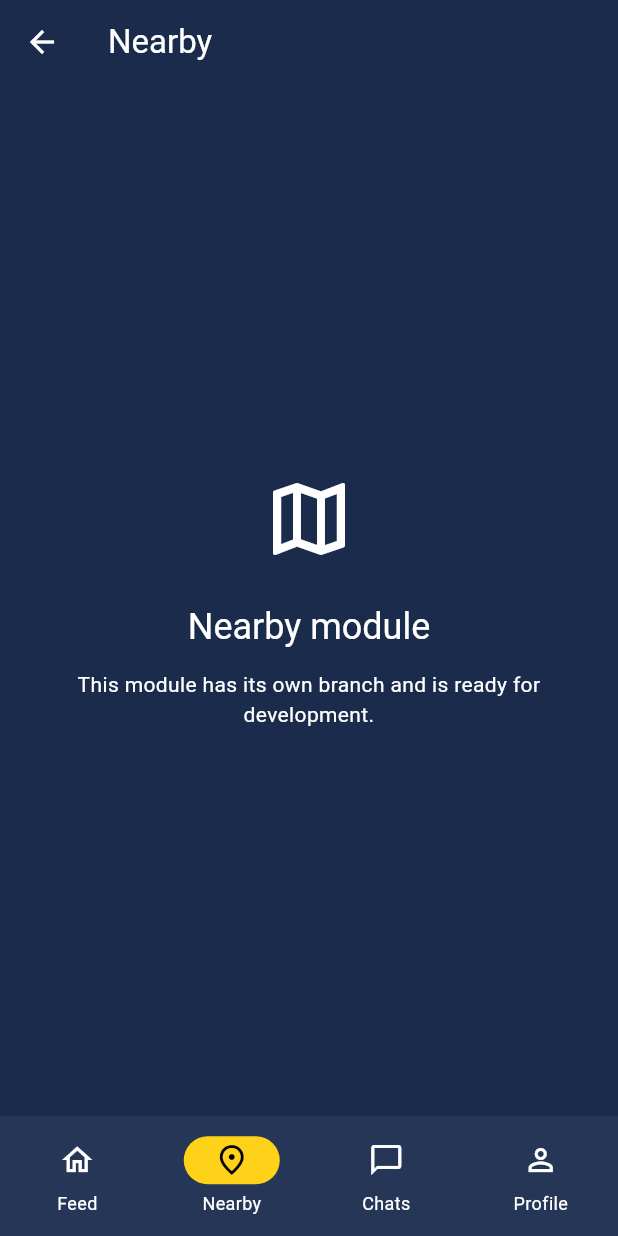
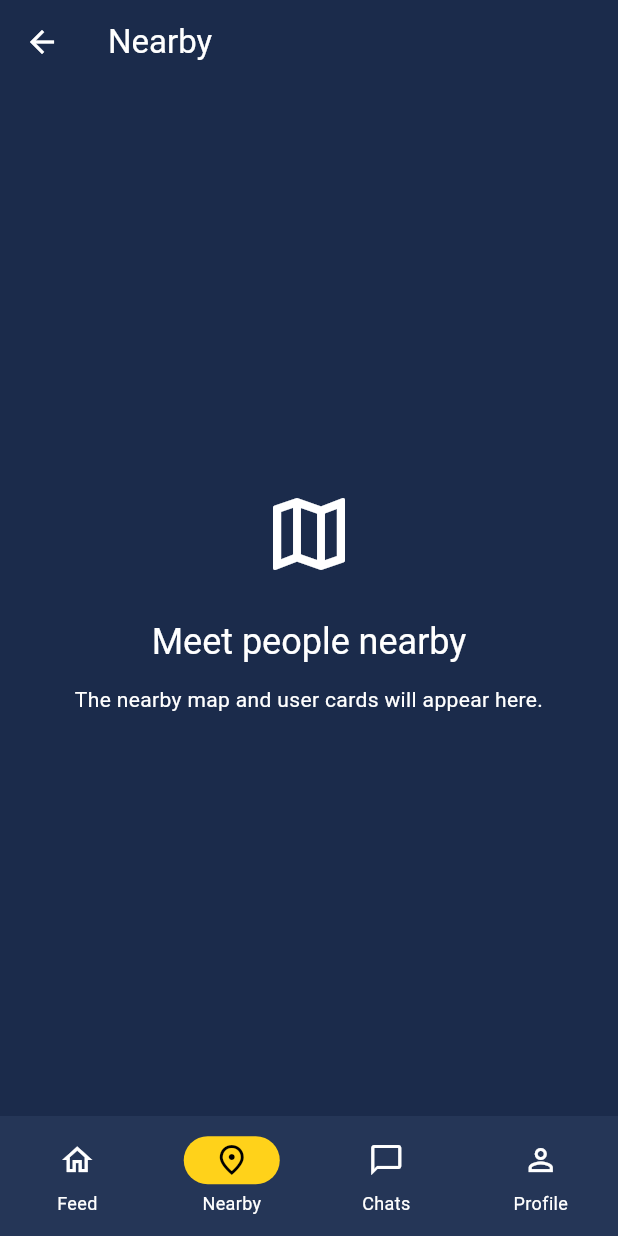
Before and after one commit to Mohamed-Mansouri/Connectly-v2, a Flutter app: the AppShell screen opened directly, item 2 of the bottom bar chosen, on a phone screen of 412 x 824 dp. Run offline on Flutter 3.47's test engine with Material 3 defaults, Android fonts, the phone set to English and light mode, and no system bars.

Commit message:
feat(discovery): start nearby module

```diff
--- a/lib/features/discovery/module_entry.dart
+++ b/lib/features/discovery/module_entry.dart
@@ -1,15 +1,12 @@
 import 'package:flutter/material.dart';
 
-import '../../shared/presentation/module_placeholder_screen.dart';
+import 'presentation/nearby_screen.dart';
 
 class DiscoveryModule extends StatelessWidget {
   const DiscoveryModule({super.key});
 
   @override
   Widget build(BuildContext context) {
-    return const ModulePlaceholderScreen(
-      title: 'Nearby',
-      icon: Icons.map_outlined,
-    );
+    return const NearbyScreen();
   }
 }
--- /dev/null
+++ b/lib/features/discovery/presentation/nearby_screen.dart
@@ -0,0 +1,19 @@
+import 'package:flutter/material.dart';
+
+import '../../../shared/presentation/empty_state.dart';
+
+class NearbyScreen extends StatelessWidget {
+  const NearbyScreen({super.key});
+
+  @override
+  Widget build(BuildContext context) {
+    return Scaffold(
+      appBar: AppBar(title: const Text('Nearby')),
+      body: const EmptyState(
+        icon: Icons.map_outlined,
+        title: 'Meet people nearby',
+        message: 'The nearby map and user cards will appear here.',
+      ),
+    );
+  }
+}
```
Also changed, not shown: 1 other file.
